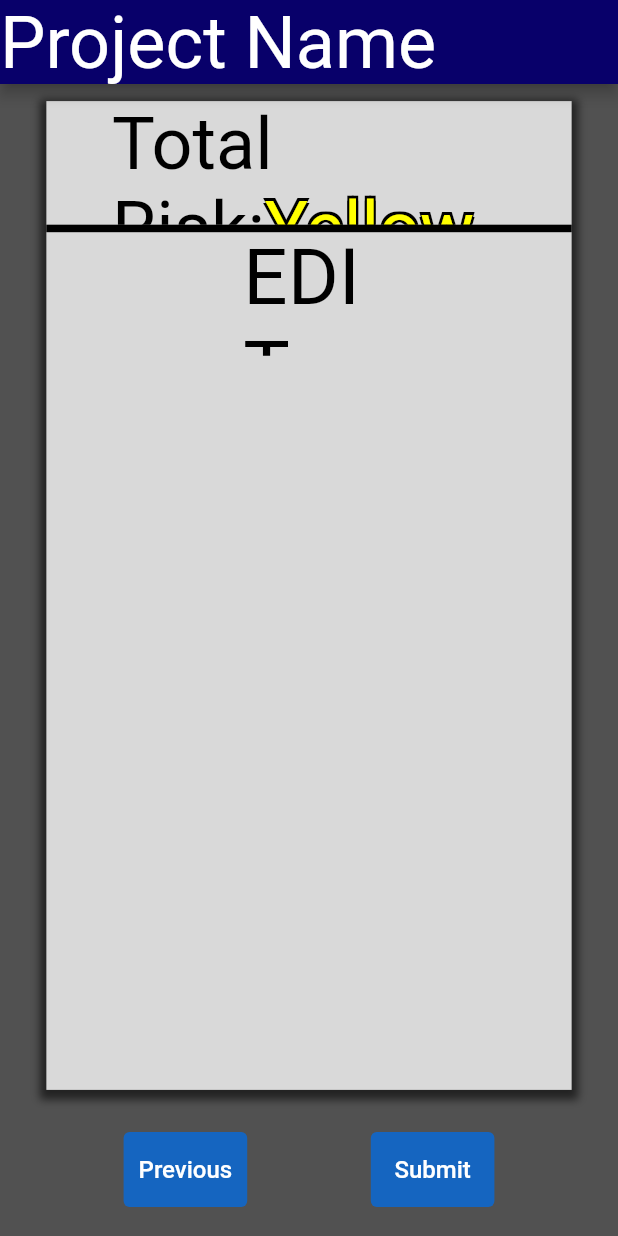
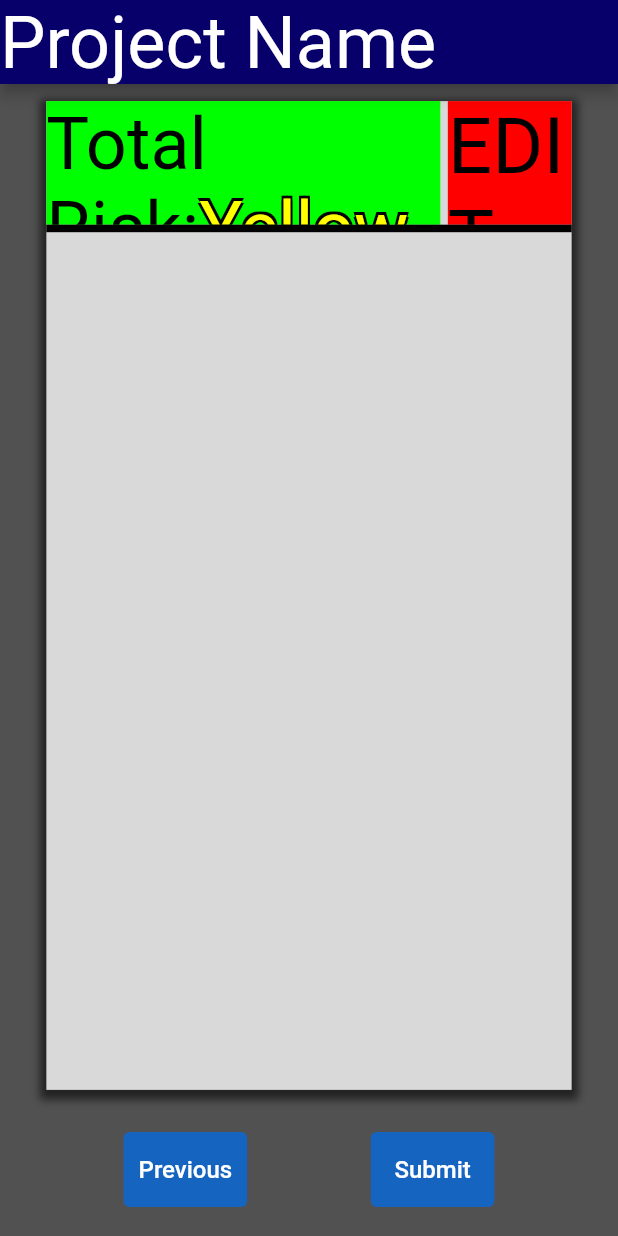
Before and after one commit to cwilson58/flutter_risk_assessment, a Flutter app: the screen it shows after launch, after a tap on "Assess", on a phone screen of 412 x 824 dp. Run offline on Flutter 3.47's test engine with Material 2 defaults, Android fonts, the light colour scheme and no system bars.

Commit message:
pre merge

```diff
--- a/lib/riskCalculator.dart
+++ b/lib/riskCalculator.dart
@@ -185,7 +185,6 @@ class _RiskState extends State<RiskCalculator> {
                                     width: mainWindowWidth * 0.75,
                                     height: appHeight * 0.7 - 5,
                                     child: Text(metricRisks[0].metricName),
-                                    //child: RiskCalculator(),
                                   )
                                 ],
                               )),
@@ -224,7 +223,10 @@ class _RiskState extends State<RiskCalculator> {
                         visible: !_homePage,
                         child: Column(
                           children: <Widget>[
+                            Row(
+                              children: [
                                 Container(
+                                    color:green,
                                     width: mainWindowWidth * 0.75,
                                     height: appHeight * 0.1,
                                     child: Center(
@@ -243,32 +245,37 @@ class _RiskState extends State<RiskCalculator> {
                                                       fontSize: 48,
                                                       shadows: [
                                                         Shadow(
-                                                        offset:
-                                                            Offset(-1.5, -1.5),
-                                                        color: Colors.black),
+                                                            offset: Offset(
+                                                                -1.5, -1.5),
+                                                            color:
+                                                                Colors.black),
                                                         Shadow(
-                                                        offset:
-                                                            Offset(1.5, -1.5),
-                                                        color: Colors.black),
+                                                            offset: Offset(
+                                                                1.5, -1.5),
+                                                            color:
+                                                                Colors.black),
                                                         Shadow(
-                                                        offset:
-                                                            Offset(1.5, 1.5),
-                                                        color: Colors.black),
+                                                            offset: Offset(
+                                                                1.5, 1.5),
+                                                            color:
+                                                                Colors.black),
                                                         Shadow(
-                                                        offset:
-                                                            Offset(-1.5, 1.5),
-                                                        color: Colors.black),
+                                                            offset: Offset(
+                                                                -1.5, 1.5),
+                                                            color:
+                                                                Colors.black),
                                                       ]))
                                             ]),
                                       ),
                                     )),
-                            const Divider(
-                              height: 5,
+                                const VerticalDivider(
+                                  width: 5,
                                   color: Color(0xFF000000),
                                   thickness: 5,
                                 ),
                                 Container(
-                                width: mainWindowWidth * 0.25,
+                                   color:red,
+                                    width: mainWindowWidth * 0.25 -5,
                                     height: appHeight * 0.1,
                                     child: const Center(
                                       child: Text(
@@ -279,6 +286,13 @@ class _RiskState extends State<RiskCalculator> {
                                         ),
                                       ),
                                     ))
+                              ],
+                            ),
+                            const Divider(
+                              height: 5,
+                              color: Color(0xFF000000),
+                              thickness: 5,
+                            ),
                           ],
                         )),
                   ],
```
Lines whose indentation alone changed are shown as unchanged.
